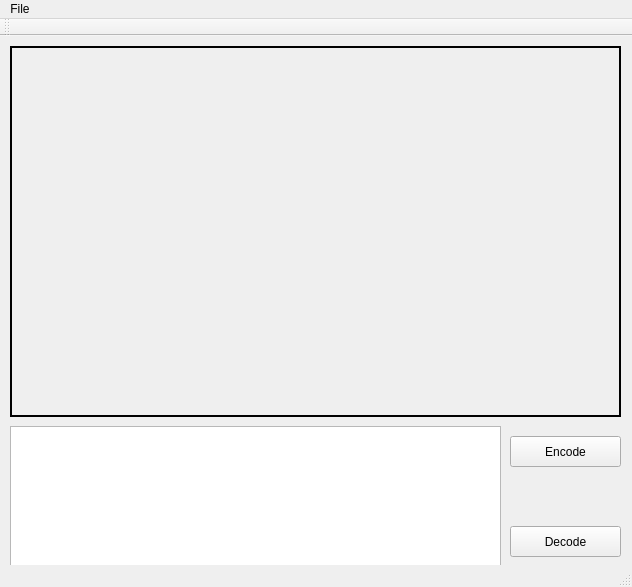
Qt form BMPOtherEnd/BMPOtherEnd/BMPOtherEnd.ui (seanboyy/BitmapIO) before a commit.
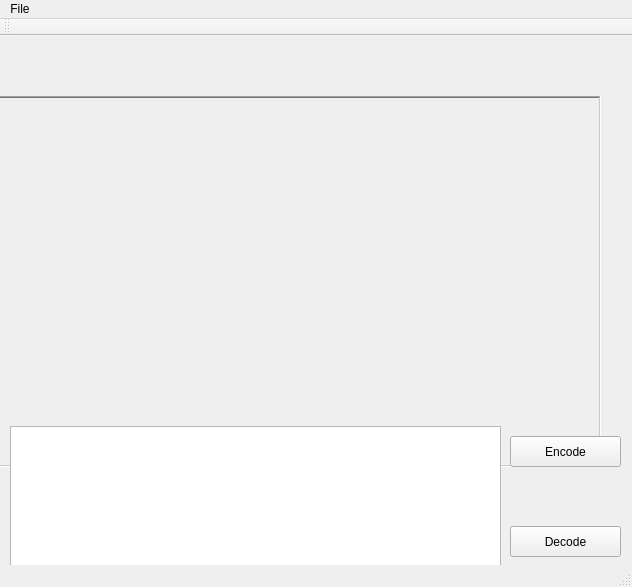
The same form after that commit. Custom widgets are drawn as their Qt base class.

```diff
--- a/BMPOtherEnd/BMPOtherEnd/BMPOtherEnd.ui
+++ b/BMPOtherEnd/BMPOtherEnd/BMPOtherEnd.ui
@@ -17,8 +17,8 @@
    <widget class="QLabel" name="pictureLabel">
     <property name="geometry">
      <rect>
-      <x>10</x>
-      <y>10</y>
+      <x>-10</x>
+      <y>60</y>
       <width>611</width>
       <height>371</height>
      </rect>
@@ -26,6 +26,9 @@
     <property name="frameShape">
      <enum>QFrame::WinPanel</enum>
     </property>
+    <property name="frameShadow">
+     <enum>QFrame::Sunken</enum>
+    </property>
     <property name="text">
      <string/>
     </property>
```
Left out of the diff: 3 changed lines with no effect on the pictures.
